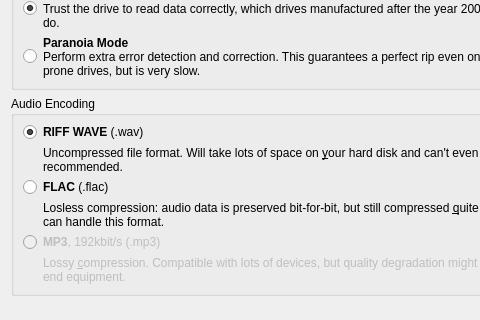
Old version of the form extractparametersdialog.ui in the repository genosse-einhorn/cdda-extractor; both pictures show x 0 to 480 and y 147 to 467 of the 614 by 661 pixel window.
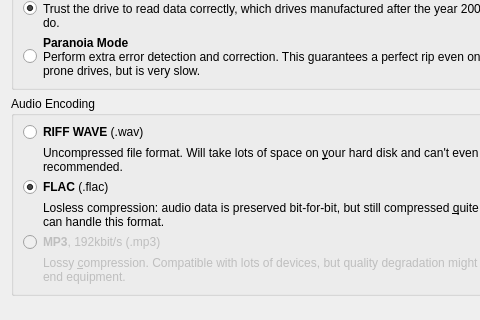
New version of the form. Custom widgets are drawn as their Qt base class.

The edit to the form file:
```diff
--- a/extractparametersdialog.ui
+++ b/extractparametersdialog.ui
@@ -137,7 +137,7 @@
       <item row="0" column="0">
        <widget class="QRadioButton" name="rbWav">
         <property name="checked">
-         <bool>true</bool>
+         <bool>false</bool>
         </property>
        </widget>
       </item>
@@ -147,7 +147,7 @@
          <string/>
         </property>
         <property name="checked">
-         <bool>false</bool>
+         <bool>true</bool>
         </property>
        </widget>
       </item>
```
